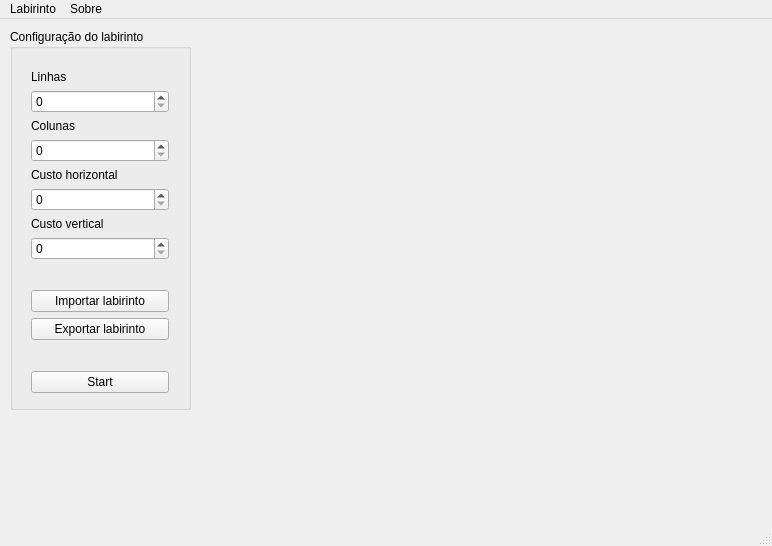
Qt form src/mainwindow.ui (carvalhojldc/labyrinth) before a commit.
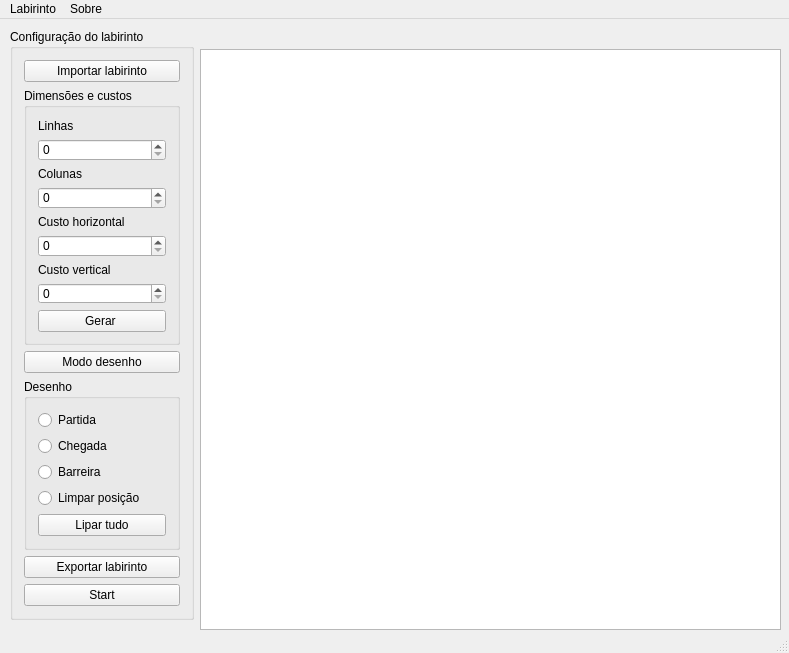
The same form after that commit.

Diff of the .ui file:
```diff
--- a/src/mainwindow.ui
+++ b/src/mainwindow.ui
@@ -6,57 +6,164 @@
    <rect>
     <x>0</x>
     <y>0</y>
-    <width>772</width>
-    <height>546</height>
+    <width>789</width>
+    <height>653</height>
    </rect>
   </property>
   <property name="windowTitle">
    <string>CJL Labyrinth - A*</string>
   </property>
   <widget class="QWidget" name="centralWidget">
+   <property name="enabled">
+    <bool>true</bool>
+   </property>
    <widget class="QGroupBox" name="gb_labyrinthConfig">
     <property name="geometry">
      <rect>
       <x>10</x>
       <y>10</y>
-      <width>181</width>
-      <height>381</height>
+      <width>184</width>
+      <height>591</height>
      </rect>
     </property>
     <property name="title">
      <string>Configuração do labirinto</string>
     </property>
-    <widget class="QWidget" name="gridLayoutWidget">
-     <property name="geometry">
-      <rect>
-       <x>10</x>
-       <y>30</y>
-       <width>160</width>
-       <height>345</height>
-      </rect>
-     </property>
-     <layout class="QGridLayout" name="gridLayout">
-      <item row="9" column="0">
+    <layout class="QVBoxLayout" name="verticalLayout">
+     <item>
+      <widget class="QPushButton" name="pb_ImportLabyrinth">
+       <property name="text">
+        <string>Importar labirinto</string>
+       </property>
+      </widget>
+     </item>
+     <item>
+      <widget class="QGroupBox" name="groupBox_2">
+       <property name="title">
+        <string>Dimensões e custos</string>
+       </property>
+       <layout class="QVBoxLayout" name="verticalLayout_3">
+        <item>
+         <widget class="QLabel" name="lb_lines">
+          <property name="text">
+           <string>Linhas</string>
+          </property>
+         </widget>
+        </item>
+        <item>
+         <widget class="QSpinBox" name="sb_lines"/>
+        </item>
+        <item>
+         <widget class="QLabel" name="lb_columns">
+          <property name="text">
+           <string>Colunas</string>
+          </property>
+         </widget>
+        </item>
+        <item>
+         <widget class="QSpinBox" name="sb_columns"/>
+        </item>
+        <item>
+         <widget class="QLabel" name="lb_costHorizontal">
+          <property name="text">
+           <string>Custo horizontal</string>
+          </property>
+         </widget>
+        </item>
+        <item>
+         <widget class="QSpinBox" name="sb_costHorizontal"/>
+        </item>
+        <item>
        <widget class="QLabel" name="lb_costVertical">
         <property name="text">
          <string>Custo vertical</string>
         </property>
        </widget>
       </item>
-      <item row="8" column="0">
-       <widget class="QSpinBox" name="sb_costHorizontal"/>
-      </item>
-      <item row="1" column="0">
-       <widget class="QSpinBox" name="sb_lines"/>
-      </item>
-      <item row="13" column="0">
+        <item>
+         <widget class="QSpinBox" name="sb_costVertical"/>
+        </item>
+        <item>
+         <widget class="QPushButton" name="pushButton">
+          <property name="text">
+           <string>Gerar </string>
+          </property>
+         </widget>
+        </item>
+       </layout>
+       <zorder>sb_costVertical</zorder>
+       <zorder>lb_costVertical</zorder>
+       <zorder>sb_costHorizontal</zorder>
+       <zorder>lb_costHorizontal</zorder>
+       <zorder>sb_columns</zorder>
+       <zorder>lb_columns</zorder>
+       <zorder>sb_lines</zorder>
+       <zorder>lb_lines</zorder>
+       <zorder>pushButton</zorder>
+      </widget>
+     </item>
+     <item>
+      <widget class="QPushButton" name="pb_drawing">
+       <property name="text">
+        <string>Modo desenho</string>
+       </property>
+      </widget>
+     </item>
+     <item>
+      <widget class="QGroupBox" name="gb_drawing">
+       <property name="enabled">
+        <bool>true</bool>
+       </property>
+       <property name="title">
+        <string>Desenho</string>
+       </property>
+       <layout class="QVBoxLayout" name="verticalLayout_2">
+        <item>
+         <widget class="QRadioButton" name="rb_start">
+          <property name="text">
+           <string>Partida</string>
+          </property>
+         </widget>
+        </item>
+        <item>
+         <widget class="QRadioButton" name="rb_end">
+          <property name="text">
+           <string>Chegada</string>
+          </property>
+         </widget>
+        </item>
+        <item>
+         <widget class="QRadioButton" name="rb_wall">
+          <property name="text">
+           <string>Barreira</string>
+          </property>
+         </widget>
+        </item>
+        <item>
+         <widget class="QRadioButton" name="radioButton">
+          <property name="text">
+           <string>Limpar posição</string>
+          </property>
+         </widget>
+        </item>
+        <item>
+         <widget class="QPushButton" name="pushButton_2">
+          <property name="text">
+           <string>Lipar tudo</string>
+          </property>
+         </widget>
+        </item>
+       </layout>
+      </widget>
+     </item>
+     <item>
        <widget class="QPushButton" name="pb_SaveLabyrinth">
         <property name="text">
          <string>Exportar labirinto</string>
         </property>
        </widget>
       </item>
-      <item row="11" column="0">
+     <item>
        <spacer name="verticalSpacer">
         <property name="orientation">
          <enum>Qt::Vertical</enum>
@@ -69,62 +176,36 @@
         </property>
        </spacer>
       </item>
-      <item row="3" column="0">
-       <widget class="QSpinBox" name="sb_columns"/>
-      </item>
-      <item row="12" column="0">
-       <widget class="QPushButton" name="pb_ImportLabyrinth">
-        <property name="text">
-         <string>Importar labirinto</string>
-        </property>
-       </widget>
-      </item>
-      <item row="15" column="0">
+     <item>
        <widget class="QPushButton" name="pb_start">
+       <property name="enabled">
+        <bool>true</bool>
+       </property>
         <property name="text">
          <string>Start</string>
         </property>
        </widget>
       </item>
-      <item row="2" column="0">
-       <widget class="QLabel" name="lb_columns">
-        <property name="text">
-         <string>Colunas</string>
-        </property>
-       </widget>
-      </item>
-      <item row="0" column="0">
-       <widget class="QLabel" name="lb_lines">
-        <property name="text">
-         <string>Linhas</string>
-        </property>
-       </widget>
-      </item>
-      <item row="6" column="0">
-       <widget class="QLabel" name="lb_costHorizontal">
-        <property name="text">
-         <string>Custo horizontal</string>
-        </property>
-       </widget>
-      </item>
-      <item row="14" column="0">
-       <spacer name="verticalSpacer_3">
-        <property name="orientation">
-         <enum>Qt::Vertical</enum>
-        </property>
-        <property name="sizeHint" stdset="0">
-         <size>
-          <width>20</width>
-          <height>40</height>
-         </size>
-        </property>
-       </spacer>
-      </item>
-      <item row="10" column="0">
-       <widget class="QSpinBox" name="sb_costVertical"/>
-      </item>
-     </layout>
-    </widget>
+    </layout>
+   </widget>
+   <widget class="QTableWidget" name="board">
+    <property name="geometry">
+     <rect>
+      <x>200</x>
+      <y>30</y>
+      <width>581</width>
+      <height>581</height>
+     </rect>
+    </property>
+    <property name="selectionMode">
+     <enum>QAbstractItemView::NoSelection</enum>
+    </property>
+    <property name="showGrid">
+     <bool>false</bool>
+    </property>
+    <property name="gridStyle">
+     <enum>Qt::DashLine</enum>
+    </property>
    </widget>
   </widget>
   <widget class="QMenuBar" name="menuBar">
@@ -132,7 +213,7 @@
     <rect>
      <x>0</x>
      <y>0</y>
-     <width>772</width>
+     <width>789</width>
      <height>20</height>
     </rect>
    </property>
```
Left out of the diff: 2 changed lines with no effect on the pictures. Lines whose indentation alone changed are shown as unchanged.
